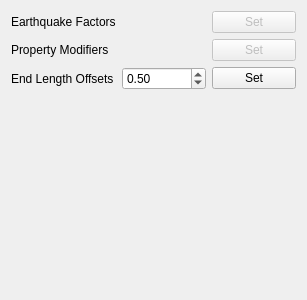
Old version of the form widgets/assign/assigns.ui in the repository ebrahimraeyat/civilTools.
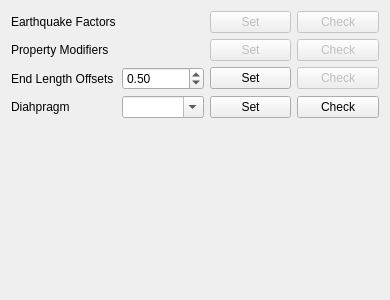
New version of the form. Icons and pictures are not drawn.

Commit message: Set and check diaphragm for areas

Patch:
```diff
--- a/widgets/assign/assigns.ui
+++ b/widgets/assign/assigns.ui
@@ -6,7 +6,7 @@
    <rect>
     <x>0</x>
     <y>0</y>
-    <width>307</width>
+    <width>390</width>
     <height>300</height>
    </rect>
   </property>
@@ -25,8 +25,8 @@
      </property>
     </widget>
    </item>
-   <item row="0" column="2">
-    <widget class="QPushButton" name="earthquake_pushbutton">
+   <item row="1" column="2">
+    <widget class="QPushButton" name="set_property_modifiers_pushbutton">
      <property name="enabled">
       <bool>false</bool>
      </property>
@@ -52,8 +52,8 @@
      </property>
     </widget>
    </item>
-   <item row="1" column="2">
-    <widget class="QPushButton" name="property_modifiers_pushbutton">
+   <item row="0" column="2">
+    <widget class="QPushButton" name="set_earthquake_pushbutton">
      <property name="enabled">
       <bool>false</bool>
      </property>
@@ -72,13 +72,6 @@
      </property>
     </widget>
    </item>
-   <item row="2" column="0">
-    <widget class="QLabel" name="label_3">
-     <property name="text">
-      <string>End Length Offsets</string>
-     </property>
-    </widget>
-   </item>
    <item row="2" column="1">
     <widget class="QDoubleSpinBox" name="end_length_offset_spinbox">
      <property name="maximum">
@@ -92,24 +85,7 @@
      </property>
     </widget>
    </item>
-   <item row="2" column="2">
-    <widget class="QPushButton" name="end_length_offset_pushbutton">
-     <property name="text">
-      <string>Set</string>
-     </property>
-     <property name="icon">
-      <iconset resource="../../civiltools.qrc">
-       <normaloff>:/civiltools/images/cancel.svg</normaloff>:/civiltools/images/cancel.svg</iconset>
-     </property>
-     <property name="iconSize">
-      <size>
-       <width>30</width>
-       <height>20</height>
-      </size>
-     </property>
-    </widget>
-   </item>
-   <item row="3" column="1">
+   <item row="5" column="1">
     <spacer name="verticalSpacer">
      <property name="orientation">
       <enum>Qt::Vertical</enum>
@@ -122,6 +98,141 @@
      </property>
     </spacer>
    </item>
+   <item row="2" column="0">
+    <widget class="QLabel" name="label_3">
+     <property name="text">
+      <string>End Length Offsets</string>
+     </property>
+    </widget>
+   </item>
+   <item row="2" column="2">
+    <widget class="QPushButton" name="set_end_length_offset_pushbutton">
+     <property name="text">
+      <string>Set</string>
+     </property>
+     <property name="icon">
+      <iconset resource="../../civiltools.qrc">
+       <normaloff>:/civiltools/images/cancel.svg</normaloff>:/civiltools/images/cancel.svg</iconset>
+     </property>
+     <property name="iconSize">
+      <size>
+       <width>30</width>
+       <height>20</height>
+      </size>
+     </property>
+    </widget>
+   </item>
+   <item row="1" column="3">
+    <widget class="QPushButton" name="check_property_modifiers_pushbutton">
+     <property name="enabled">
+      <bool>false</bool>
+     </property>
+     <property name="text">
+      <string>Check</string>
+     </property>
+     <property name="icon">
+      <iconset resource="../../civiltools.qrc">
+       <normaloff>:/civiltools/images/cancel.svg</normaloff>:/civiltools/images/cancel.svg</iconset>
+     </property>
+     <property name="iconSize">
+      <size>
+       <width>30</width>
+       <height>20</height>
+      </size>
+     </property>
+    </widget>
+   </item>
+   <item row="0" column="3">
+    <widget class="QPushButton" name="check_earthquake_pushbutton">
+     <property name="enabled">
+      <bool>false</bool>
+     </property>
+     <property name="text">
+      <string>Check</string>
+     </property>
+     <property name="icon">
+      <iconset resource="../../civiltools.qrc">
+       <normaloff>:/civiltools/images/cancel.svg</normaloff>:/civiltools/images/cancel.svg</iconset>
+     </property>
+     <property name="iconSize">
+      <size>
+       <width>30</width>
+       <height>20</height>
+      </size>
+     </property>
+    </widget>
+   </item>
+   <item row="4" column="0">
+    <widget class="QLabel" name="label_4">
+     <property name="text">
+      <string>Diahpragm</string>
+     </property>
+    </widget>
+   </item>
+   <item row="4" column="2">
+    <widget class="QPushButton" name="set_diaphragm_pushbutton">
+     <property name="enabled">
+      <bool>true</bool>
+     </property>
+     <property name="text">
+      <string>Set</string>
+     </property>
+     <property name="icon">
+      <iconset resource="../../civiltools.qrc">
+       <normaloff>:/civiltools/images/cancel.svg</normaloff>:/civiltools/images/cancel.svg</iconset>
+     </property>
+     <property name="iconSize">
+      <size>
+       <width>30</width>
+       <height>20</height>
+      </size>
+     </property>
+    </widget>
+   </item>
+   <item row="4" column="3">
+    <widget class="QPushButton" name="check_diaphragm_pushbutton">
+     <property name="text">
+      <string>Check</string>
+     </property>
+     <property name="icon">
+      <iconset resource="../../civiltools.qrc">
+       <normaloff>:/civiltools/images/cancel.svg</normaloff>:/civiltools/images/cancel.svg</iconset>
+     </property>
+     <property name="iconSize">
+      <size>
+       <width>30</width>
+       <height>20</height>
+      </size>
+     </property>
+    </widget>
+   </item>
+   <item row="2" column="3">
+    <widget class="QPushButton" name="check_end_length_offset_pushbutton">
+     <property name="enabled">
+      <bool>false</bool>
+     </property>
+     <property name="text">
+      <string>Check</string>
+     </property>
+     <property name="icon">
+      <iconset resource="../../civiltools.qrc">
+       <normaloff>:/civiltools/images/cancel.svg</normaloff>:/civiltools/images/cancel.svg</iconset>
+     </property>
+     <property name="iconSize">
+      <size>
+       <width>30</width>
+       <height>20</height>
+      </size>
+     </property>
+    </widget>
+   </item>
+   <item row="4" column="1">
+    <widget class="QComboBox" name="diaphragm_combobox">
+     <property name="editable">
+      <bool>true</bool>
+     </property>
+    </widget>
+   </item>
   </layout>
  </widget>
  <resources>
```
The commit also changes 1 other file.
